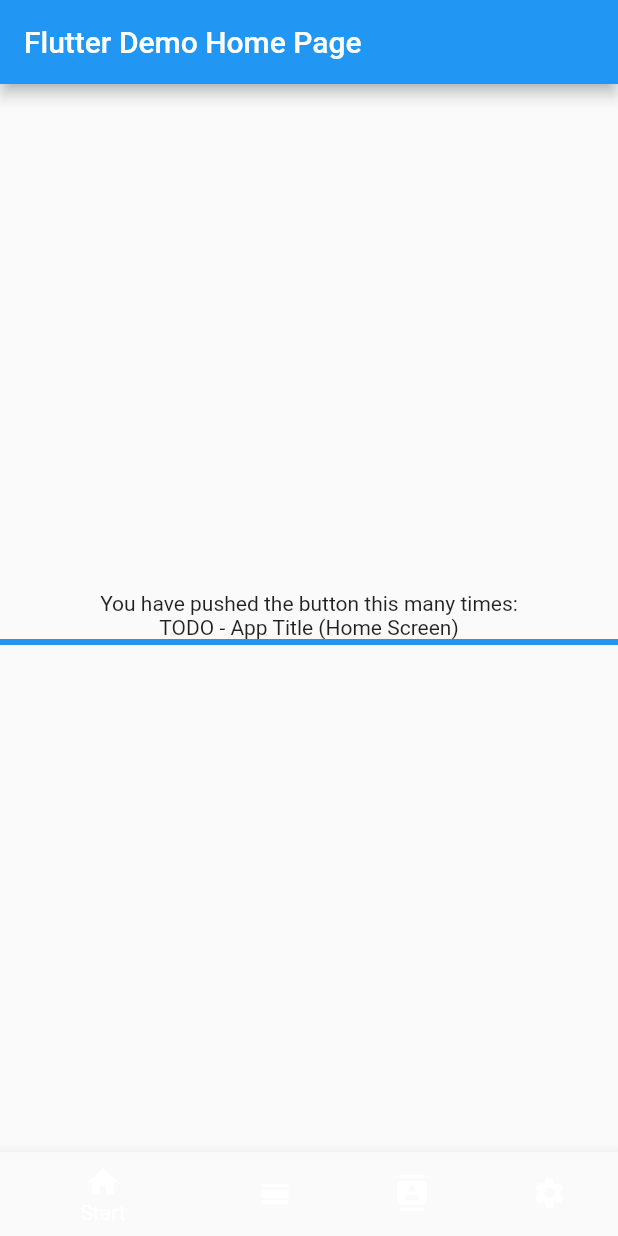
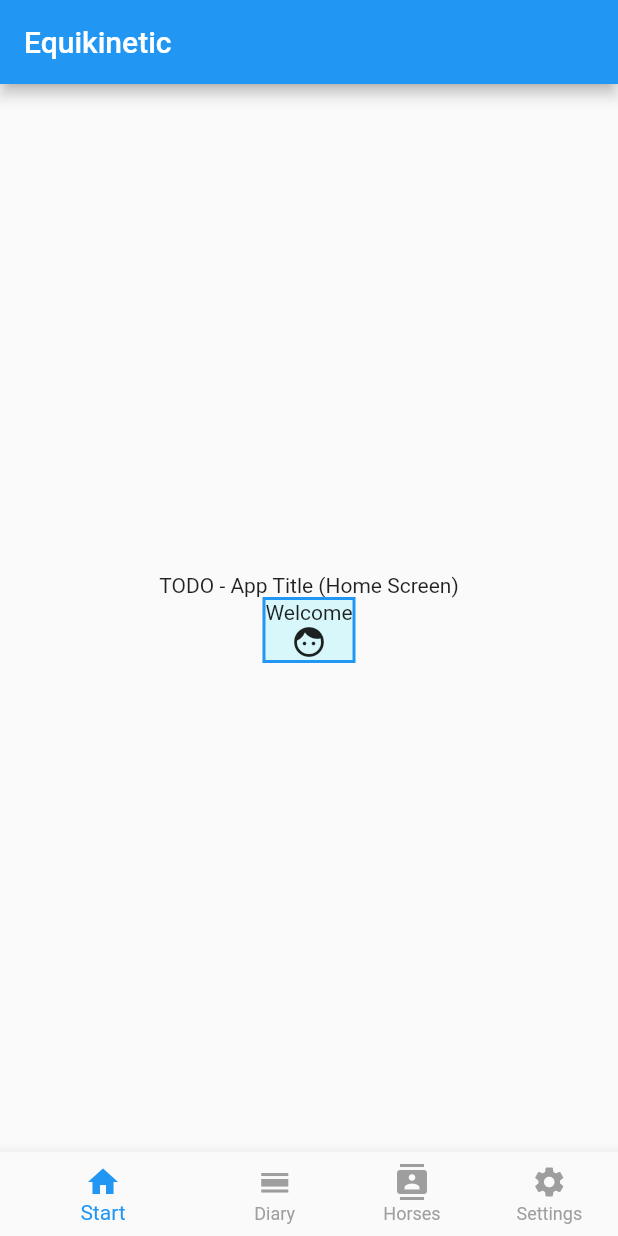
Before and after one commit to berithaller/haller-flf-training-app, a Flutter app: the screen it shows after launch, on a phone screen of 412 x 824 dp. Run offline on Flutter 3.47's test engine with Material 2 defaults, Android fonts, the phone set to English and light mode, and no system bars.

Commit message:
Working navigation tab switching screens

```diff
--- a/lib/main.dart
+++ b/lib/main.dart
@@ -31,7 +31,7 @@ class MyApp extends StatelessWidget {
         // is not restarted.
         primarySwatch: Colors.blue,
       ),
-      home: MyHomePage(title: 'Flutter Demo Home Page'),
+      home: MyHomePage(title: 'Equikinetic'),
     );
   }
 }
@@ -55,7 +55,6 @@ class MyHomePage extends StatefulWidget {
 }
 
 /// Enumeration of available tabs for the application's bottom bar.
-
 enum _EBottomAppTab { START, DIARY, PROFILES, SETTINGS }
 
 class _MyHomePageState extends State<MyHomePage> {
@@ -83,6 +82,12 @@ class _MyHomePageState extends State<MyHomePage> {
       ],
       currentIndex: _selectedAppTab.index,
       onTap: _onAppTabSelected,
+      // TODO need theme support, how?
+      backgroundColor: Colors.white,
+      selectedItemColor: Colors.blue,
+      unselectedItemColor: Colors.grey,
+      showSelectedLabels: true,
+      showUnselectedLabels: true,
     );
     return bar;
   }
@@ -94,12 +99,30 @@ class _MyHomePageState extends State<MyHomePage> {
     });
   }
 
+  /// Return the screen according to the selected tab
+  Widget _createSelectedScreen(_EBottomAppTab selectedTab) {
+    switch (selectedTab) {
+      case _EBottomAppTab.START:
+        return HomeScreen();
+
+      case _EBottomAppTab.PROFILES:
+        return ProfilesListScreen();
+
+      case _EBottomAppTab.DIARY:
+      case _EBottomAppTab.SETTINGS:
+      default:
+        return Text("Not yet implemented");
+    }
+  }
+
+  /// Build the widget tree for the app.
   @override
   Widget build(BuildContext context) {
     // This method is rerun every time setState is called, for instance as done
     // by the _incrementCounter method above.
 
     var bottomNavigationBar = _createBottomNavigationBar();
+    var currentScreen = _createSelectedScreen(_selectedAppTab);
 
     return Scaffold(
       appBar: AppBar(
@@ -113,12 +136,7 @@ class _MyHomePageState extends State<MyHomePage> {
         child: Column(
           mainAxisAlignment: MainAxisAlignment.center,
           children: <Widget>[
-            Text(
-              'You have pushed the button this many times:',
-            ),
-            HomeScreen(
-              // TODO
-            ),
+            currentScreen,
           ],
         ),
       ),
--- a/lib/src/screens/home_screen.dart
+++ b/lib/src/screens/home_screen.dart
@@ -23,8 +23,15 @@ class _HomeState extends State<HomeScreen> {
   Widget _createWelcome() {
     final Widget welcome = Container(
       decoration: BoxDecoration(
+        color: Colors.blue,
           backgroundBlendMode: BlendMode.colorBurn,
           border: Border.all(color: Colors.blue, width: 2)),
+      child: Column(
+        children: <Widget>[
+          Text("Welcome"),
+          Icon(Icons.face)
+        ],
+      ),
     );
     return welcome;
   }
--- a/lib/src/screens/profiles_list_screen.dart
+++ b/lib/src/screens/profiles_list_screen.dart
@@ -24,10 +24,8 @@ class _ProfilesListState extends State<ProfilesListScreen>
 
   @override
   Widget build(BuildContext context) {
-    return Scaffold(
-      appBar: AppBar(
-        title: Text("TODO - Profiles List Screen")
-      ),
+    return Container(
+      child: Text("soon ..."),
     );
   }
 
```
